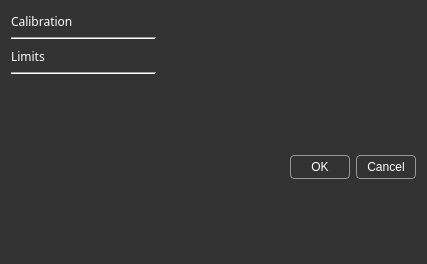
Qt form multibench/widgets/calibratedialog.ui (IlyaZh/Maiman-MCBS) before a commit.
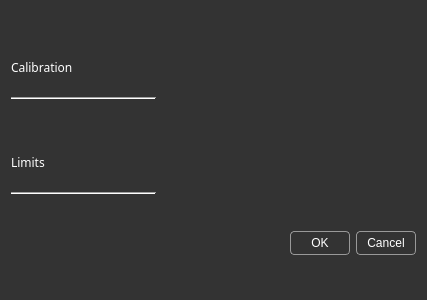
The same form after that commit.

The edit to the form file:
```diff
--- a/multibench/widgets/calibratedialog.ui
+++ b/multibench/widgets/calibratedialog.ui
@@ -7,7 +7,7 @@
     <x>0</x>
     <y>0</y>
     <width>427</width>
-    <height>264</height>
+    <height>300</height>
    </rect>
   </property>
   <property name="font">
@@ -42,7 +42,7 @@
    <item row="1" column="0">
     <widget class="QLabel" name="calibrationLabel">
      <property name="sizePolicy">
-      <sizepolicy hsizetype="Minimum" vsizetype="MinimumExpanding">
+      <sizepolicy hsizetype="Minimum" vsizetype="Minimum">
        <horstretch>0</horstretch>
        <verstretch>0</verstretch>
       </sizepolicy>
@@ -50,13 +50,13 @@
      <property name="minimumSize">
       <size>
        <width>0</width>
-       <height>20</height>
+       <height>30</height>
       </size>
      </property>
      <property name="maximumSize">
       <size>
        <width>16777215</width>
-       <height>20</height>
+       <height>30</height>
       </size>
      </property>
      <property name="styleSheet">
@@ -67,30 +67,14 @@
       <string>Calibration</string>
      </property>
      <property name="alignment">
-      <set>Qt::AlignLeading|Qt::AlignLeft|Qt::AlignVCenter</set>
+      <set>Qt::AlignBottom|Qt::AlignLeading|Qt::AlignLeft</set>
      </property>
     </widget>
    </item>
-   <item row="4" column="1" colspan="2">
-    <spacer name="horizontalSpacer_2">
-     <property name="orientation">
-      <enum>Qt::Horizontal</enum>
-     </property>
-     <property name="sizeHint" stdset="0">
-      <size>
-       <width>40</width>
-       <height>20</height>
-      </size>
-     </property>
-    </spacer>
-   </item>
-   <item row="6" column="0" colspan="3">
-    <layout class="QVBoxLayout" name="limitsLayout"/>
-   </item>
-   <item row="7" column="0" colspan="3">
+   <item row="8" column="0" colspan="3">
     <widget class="QDialogButtonBox" name="buttonBox">
      <property name="sizePolicy">
-      <sizepolicy hsizetype="Expanding" vsizetype="Minimum">
+      <sizepolicy hsizetype="Expanding" vsizetype="Fixed">
        <horstretch>0</horstretch>
        <verstretch>0</verstretch>
       </sizepolicy>
@@ -98,7 +82,7 @@
      <property name="minimumSize">
       <size>
        <width>347</width>
-       <height>30</height>
+       <height>55</height>
       </size>
      </property>
      <property name="standardButtons">
@@ -106,7 +90,7 @@
      </property>
     </widget>
    </item>
-   <item row="5" column="0">
+   <item row="6" column="0">
     <widget class="Line" name="limitsLine">
      <property name="sizePolicy">
       <sizepolicy hsizetype="Fixed" vsizetype="Fixed">
@@ -151,35 +135,6 @@
      </property>
     </layout>
    </item>
-   <item row="4" column="0">
-    <widget class="QLabel" name="limitsLabel">
-     <property name="sizePolicy">
-      <sizepolicy hsizetype="Minimum" vsizetype="MinimumExpanding">
-       <horstretch>0</horstretch>
-       <verstretch>0</verstretch>
-      </sizepolicy>
-     </property>
-     <property name="minimumSize">
-      <size>
-       <width>0</width>
-       <height>20</height>
-      </size>
-     </property>
-     <property name="maximumSize">
-      <size>
-       <width>16777215</width>
-       <height>20</height>
-      </size>
-     </property>
-     <property name="styleSheet">
-      <string notr="true">color: rgb(255, 255, 255);
-font: 18pt &quot;Share Tech Mono&quot;;</string>
-     </property>
-     <property name="text">
-      <string>Limits</string>
-     </property>
-    </widget>
-   </item>
    <item row="1" column="1" colspan="2">
     <spacer name="horizontalSpacer">
      <property name="orientation">
@@ -196,6 +151,83 @@
      </property>
     </spacer>
    </item>
+   <item row="5" column="1" colspan="2">
+    <spacer name="horizontalSpacer_2">
+     <property name="orientation">
+      <enum>Qt::Horizontal</enum>
+     </property>
+     <property name="sizeHint" stdset="0">
+      <size>
+       <width>40</width>
+       <height>20</height>
+      </size>
+     </property>
+    </spacer>
+   </item>
+   <item row="5" column="0">
+    <widget class="QLabel" name="limitsLabel">
+     <property name="sizePolicy">
+      <sizepolicy hsizetype="Minimum" vsizetype="Minimum">
+       <horstretch>0</horstretch>
+       <verstretch>0</verstretch>
+      </sizepolicy>
+     </property>
+     <property name="minimumSize">
+      <size>
+       <width>0</width>
+       <height>30</height>
+      </size>
+     </property>
+     <property name="maximumSize">
+      <size>
+       <width>16777215</width>
+       <height>30</height>
+      </size>
+     </property>
+     <property name="styleSheet">
+      <string notr="true">color: rgb(255, 255, 255);
+font: 18pt &quot;Share Tech Mono&quot;;</string>
+     </property>
+     <property name="text">
+      <string>Limits</string>
+     </property>
+     <property name="alignment">
+      <set>Qt::AlignBottom|Qt::AlignLeading|Qt::AlignLeft</set>
+     </property>
+    </widget>
+   </item>
+   <item row="4" column="0">
+    <spacer name="verticalSpacer">
+     <property name="orientation">
+      <enum>Qt::Vertical</enum>
+     </property>
+     <property name="sizeType">
+      <enum>QSizePolicy::Fixed</enum>
+     </property>
+     <property name="sizeHint" stdset="0">
+      <size>
+       <width>20</width>
+       <height>20</height>
+      </size>
+     </property>
+    </spacer>
+   </item>
+   <item row="0" column="0">
+    <spacer name="verticalSpacer_2">
+     <property name="orientation">
+      <enum>Qt::Vertical</enum>
+     </property>
+     <property name="sizeType">
+      <enum>QSizePolicy::Fixed</enum>
+     </property>
+     <property name="sizeHint" stdset="0">
+      <size>
+       <width>20</width>
+       <height>20</height>
+      </size>
+     </property>
+    </spacer>
+   </item>
   </layout>
  </widget>
  <resources/>
```
Left out of the diff: 3 changed lines with no effect on the pictures.
